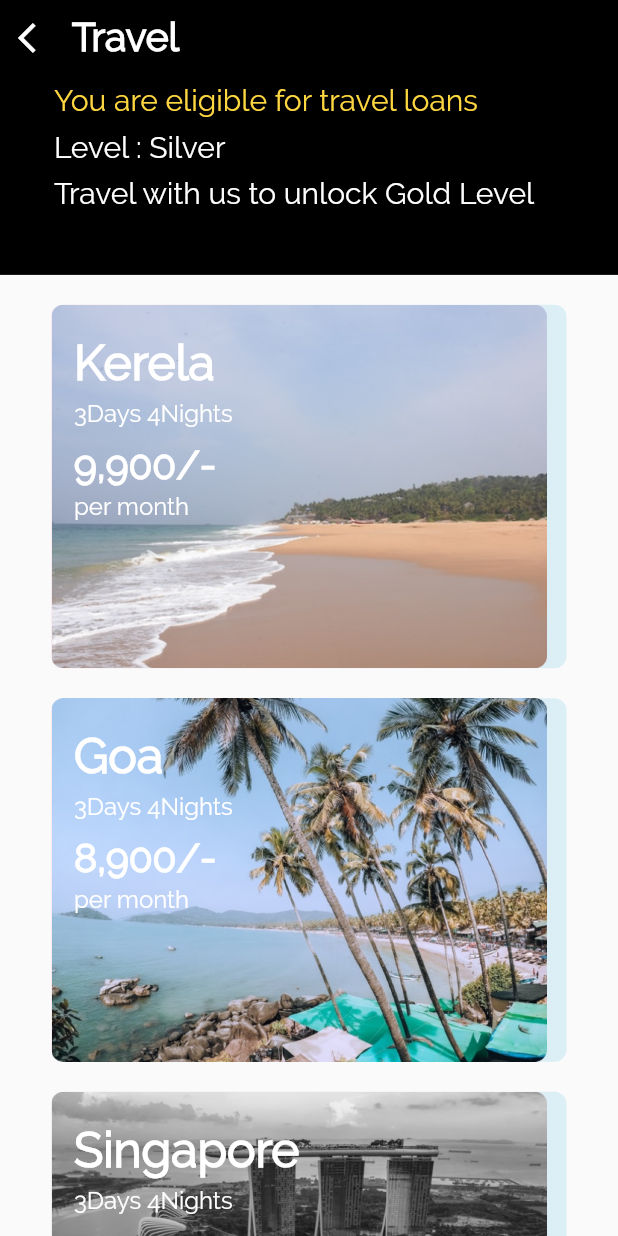
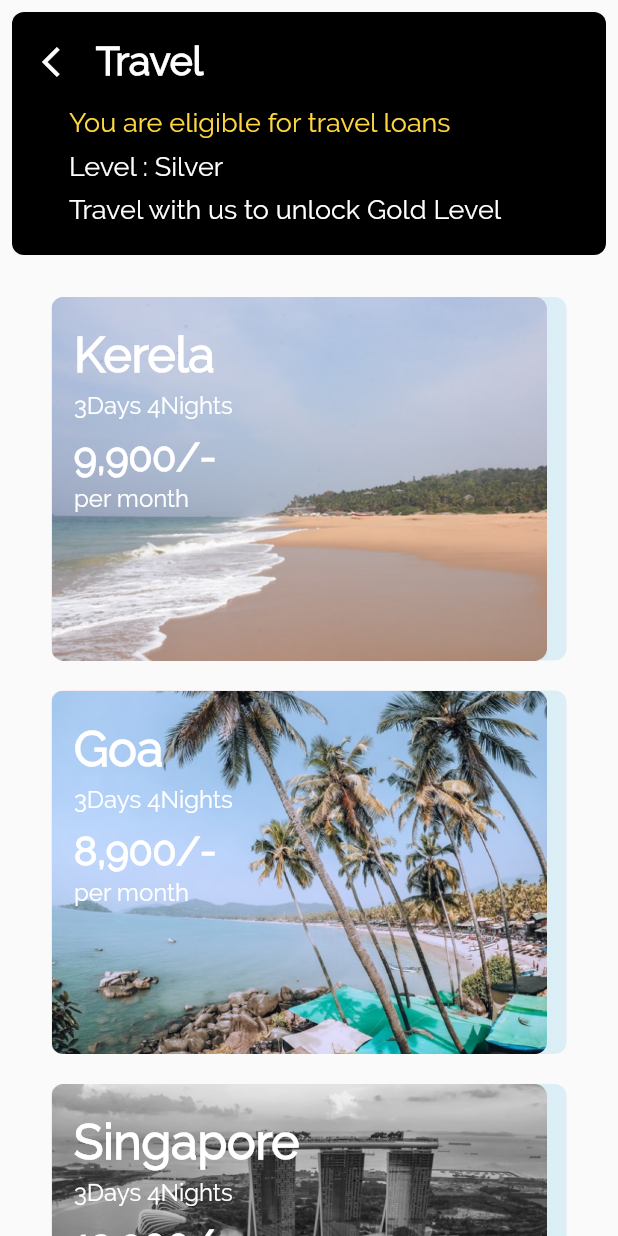
Before and after one commit to Nitish145/Credify, a Flutter app: the DashboardScreen screen opened by its route, after a tap on "Travel with us", on a phone screen of 412 x 824 dp. Run offline on Flutter 3.47's test engine with Material 2 defaults, Android fonts, the phone set to English and light mode, and no system bars; our stand-ins replace camera, contacts_service, dio, fluttertoast, image_picker, permission_handler and 2 more; missing offline and left inert: masked_text_input_formatter; accounts and stored records are empty; network calls fail.

Commit message:
feat: Improve the UI for Travel Screens

```diff
--- a/lib/Components/undismissable_progress_bar.dart
+++ b/lib/Components/undismissable_progress_bar.dart
@@ -13,7 +13,7 @@ class UndismissableProgressBar extends StatelessWidget {
         children: <Widget>[
           Container(
             width: MediaQuery.of(context).size.width,
-            height: MediaQuery.of(context).size.height * 1.1,
+            height: MediaQuery.of(context).size.height,
             child: Opacity(
               opacity: 0.8,
               child: const ModalBarrier(
--- a/lib/Screens/dashboard_screen.dart
+++ b/lib/Screens/dashboard_screen.dart
@@ -85,12 +85,12 @@ class _DashboardScreenState extends State<DashboardScreen> {
 
   @override
   Widget build(BuildContext context) {
-    return Scaffold(
-      body: Container(
-        child: SingleChildScrollView(
-          child: Stack(
-            children: <Widget>[
-              Column(
+    return Stack(
+      children: <Widget>[
+        Scaffold(
+          body: Container(
+            child: SingleChildScrollView(
+              child: Column(
                 children: <Widget>[
                   Container(
                     width: MediaQuery.of(context).size.width,
@@ -354,13 +354,13 @@ class _DashboardScreenState extends State<DashboardScreen> {
                   ),
                 ],
               ),
-              UndismissableProgressBar(
-                message: "Loading Contacts",
-              )
-            ],
+            ),
           ),
         ),
-      ),
+        UndismissableProgressBar(
+          message: "Loading Contacts",
+        )
+      ],
     );
   }
 }
--- a/lib/Screens/travel_screen.dart
+++ b/lib/Screens/travel_screen.dart
@@ -10,10 +10,14 @@ class _TravelScreenState extends State<TravelScreen> {
   @override
   Widget build(BuildContext context) {
     Widget travelScreenAppbar() {
-      return Container(
-        height: MediaQuery.of(context).size.height / 4.5,
+      return Padding(
+        padding: const EdgeInsets.all(8.0),
+        child: Container(
+          decoration: BoxDecoration(
+              color: Colors.black, borderRadius: BorderRadius.circular(8)),
           width: MediaQuery.of(context).size.width,
-        color: Colors.black,
+          child: Padding(
+            padding: const EdgeInsets.fromLTRB(8, 8, 8, 16),
             child: Column(
               children: <Widget>[
                 Row(
@@ -38,7 +42,7 @@ class _TravelScreenState extends State<TravelScreen> {
                   ],
                 ),
                 Padding(
-              padding: const EdgeInsets.fromLTRB(36, 4, 8, 4),
+                  padding: const EdgeInsets.fromLTRB(30, 4, 4, 4),
                   child: Align(
                     alignment: Alignment.topLeft,
                     child: Text(
@@ -46,27 +50,35 @@ class _TravelScreenState extends State<TravelScreen> {
                       style: Theme.of(context)
                           .primaryTextTheme
                           .display3
-                      .copyWith(color: Colors.amberAccent),
+                          .copyWith(color: Colors.amberAccent, fontSize: 18),
                     ),
                   ),
                 ),
                 Padding(
-              padding: const EdgeInsets.fromLTRB(36, 4, 8, 4),
+                  padding: const EdgeInsets.fromLTRB(30, 4, 4, 4),
                   child: Align(
                     alignment: Alignment.topLeft,
                     child: Text("Level : Silver",
-                    style: Theme.of(context).primaryTextTheme.display3),
+                        style: Theme.of(context)
+                            .primaryTextTheme
+                            .display3
+                            .copyWith(fontSize: 18)),
                   ),
                 ),
                 Padding(
-              padding: const EdgeInsets.fromLTRB(36, 4, 8, 4),
+                  padding: const EdgeInsets.fromLTRB(30, 4, 4, 4),
                   child: Align(
                     alignment: Alignment.topLeft,
                     child: Text("Travel with us to unlock Gold Level",
-                    style: Theme.of(context).primaryTextTheme.display3),
+                        style: Theme.of(context)
+                            .primaryTextTheme
+                            .display3
+                            .copyWith(fontSize: 18)),
                   ),
                 )
               ],
+            ),
+          ),
         ),
       );
     }
@@ -76,9 +88,7 @@ class _TravelScreenState extends State<TravelScreen> {
         child: SingleChildScrollView(
           child: Column(
             children: <Widget>[
-              Container(
-                  color: Colors.black,
-                  child: SafeArea(child: travelScreenAppbar())),
+              Container(child: SafeArea(child: travelScreenAppbar())),
               SizedBox(height: 20),
               TravelCard(
                 imageLocation: "assets/images/kerela.png",
```
Also changed, not shown: lib/Screens/travel_detail_screen.dart (+24 -14 lines). Lines whose indentation alone changed are shown as unchanged.
